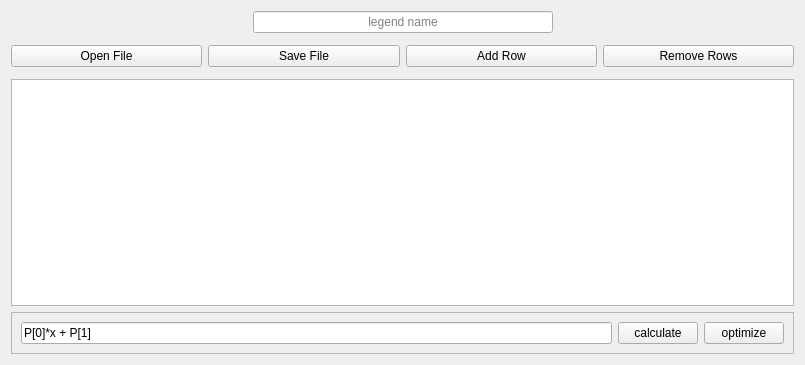
Before: the Qt Designer form WWplot/ui/table.ui in wwmm/wwplot, drawn with Qt 5.
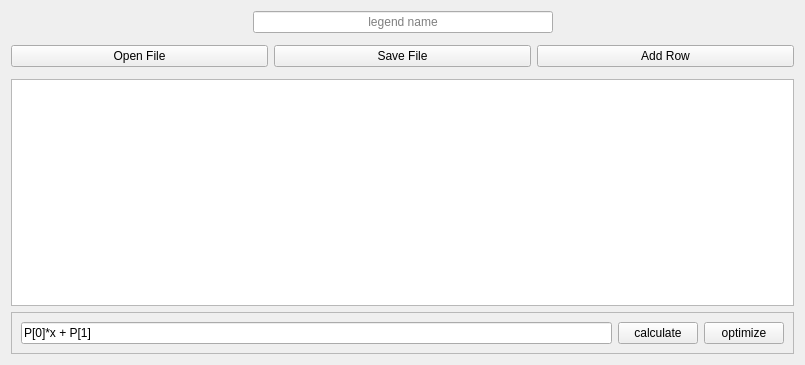
After: the same form once the commit is applied.

The edit to the form file:
```diff
--- a/WWplot/ui/table.ui
+++ b/WWplot/ui/table.ui
@@ -189,25 +189,6 @@
        </property>
       </widget>
      </item>
-     <item>
-      <widget class="QPushButton" name="button_remove_row">
-       <property name="sizePolicy">
-        <sizepolicy hsizetype="Minimum" vsizetype="Fixed">
-         <horstretch>0</horstretch>
-         <verstretch>0</verstretch>
-        </sizepolicy>
-       </property>
-       <property name="text">
-        <string>Remove Rows</string>
-       </property>
-       <property name="iconSize">
-        <size>
-         <width>24</width>
-         <height>24</height>
-        </size>
-       </property>
-      </widget>
-     </item>
     </layout>
    </item>
    <item row="0" column="2">
```
